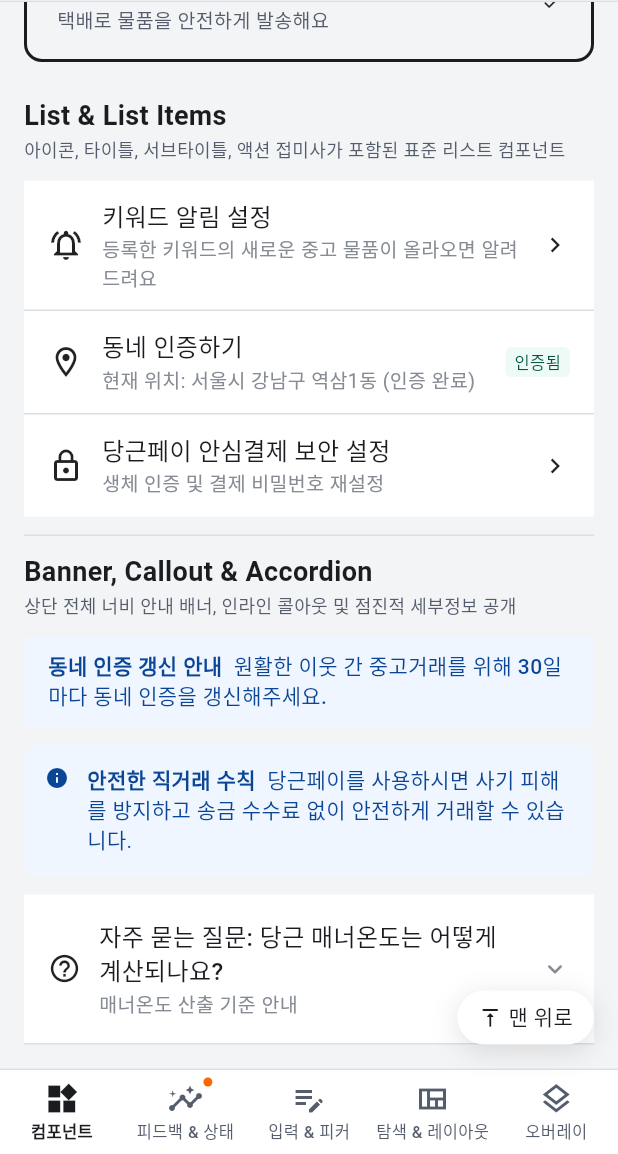
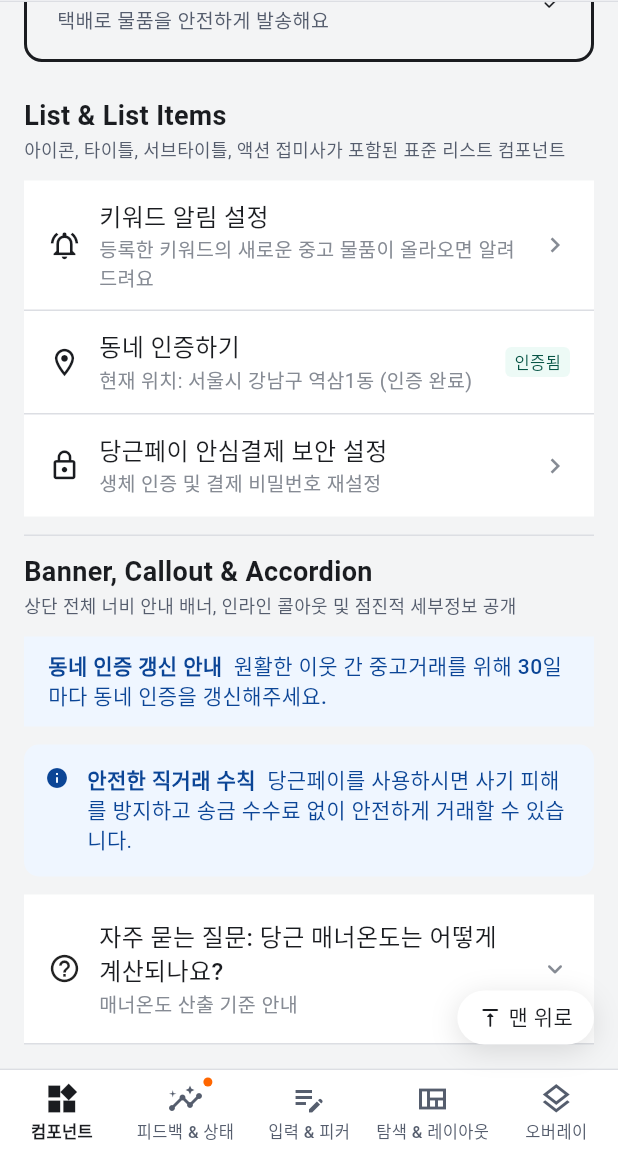
Before and after one commit to kjm0202/seed_design, a Flutter app: the screen it shows after launch, scrolled down 1014 dp, on a phone screen of 412 x 824 dp, the part 82-1236 px from its top. Run offline on Flutter 3.47's test engine with Material 3 defaults, Android fonts, the light colour scheme and no system bars; our stand-ins replace material_ui.

```diff
--- a/lib/src/components/list/seed_list.dart
+++ b/lib/src/components/list/seed_list.dart
@@ -1,8 +1,8 @@
 import 'package:material_ui/material_ui.dart';
 
 import '../../foundations/dimensions/seed_dimension.dart';
+import '../../foundations/feedback/seed_scale_feedback.dart';
 import '../../foundations/motion/seed_motion.dart';
-import '../../foundations/feedback/seed_scale_feedback.dart';
 import '../../theme/seed_theme.dart';
 import '../layout/seed_divider.dart';
 
@@ -13,7 +13,7 @@ enum SeedListItemAlign { center, top }
 ///
 /// Features prefix slot (avatar/icon), title, detail (subtitle),
 /// suffix slot (chevron, switch, badge), highlighted state,
-/// and pressed feedback.
+/// and pressed feedback with margin/radius motion.
 class SeedListItem extends StatelessWidget {
   final Widget? title;
   final String? titleText;
@@ -21,6 +21,7 @@ class SeedListItem extends StatelessWidget {
   final String? detailText;
   final Widget? prefix;
   final Widget? suffix;
+  final String? suffixText;
   final SeedListItemAlign align;
   final bool highlighted;
   final bool enabled;
@@ -36,6 +37,7 @@ class SeedListItem extends StatelessWidget {
     this.detailText,
     this.prefix,
     this.suffix,
+    this.suffixText,
     this.align = SeedListItemAlign.center,
     this.highlighted = false,
     this.enabled = true,
@@ -75,12 +77,20 @@ class SeedListItem extends StatelessWidget {
               )
             : null);
 
+    final Widget? suffixTextWidget = suffixText != null
+        ? Text(
+            suffixText!,
+            style: typography.t5Regular.copyWith(
+              color: enabled ? colors.fg.neutralSubtle : colors.fg.disabled,
+            ),
+          )
+        : null;
+
     return Column(
       mainAxisSize: MainAxisSize.min,
       children: [
         SeedPressable(
           enabled: enabled && onTap != null,
-          enableScale: false, // In SEED list items, background pressed color is used without root scale distortion
           onTap: onTap,
           builder: (context, isPressed) {
             Color bgColor = colors.bg.transparent;
@@ -94,9 +104,17 @@ class SeedListItem extends StatelessWidget {
             }
 
             return AnimatedContainer(
-              duration: SeedDuration.colorTransition,
+              duration: SeedDuration.d3,
               curve: SeedCurves.easing,
+              margin: EdgeInsets.symmetric(
+                horizontal: isPressed ? SeedDimension.x1_5 : 0,
+              ),
+              decoration: BoxDecoration(
                 color: bgColor,
+                borderRadius: BorderRadius.circular(
+                  isPressed ? SeedDimension.x2_5 : 0,
+                ),
+              ),
               padding: padding,
               child: Row(
                 crossAxisAlignment: align == SeedListItemAlign.center
@@ -104,10 +122,18 @@ class SeedListItem extends StatelessWidget {
                     : CrossAxisAlignment.start,
                 children: [
                   if (prefix != null) ...[
-                    prefix!,
+                    IconTheme(
+                      data: IconThemeData(
+                        size: 22.0,
+                        color: enabled ? colors.fg.neutral : colors.fg.disabled,
+                      ),
+                      child: prefix!,
+                    ),
                     const SizedBox(width: SeedDimension.x3),
                   ],
                   Expanded(
+                    child: Padding(
+                      padding: const EdgeInsets.only(right: SeedDimension.x2_5),
                       child: Column(
                         crossAxisAlignment: CrossAxisAlignment.start,
                         mainAxisSize: MainAxisSize.min,
@@ -120,9 +146,27 @@ class SeedListItem extends StatelessWidget {
                         ],
                       ),
                     ),
-                  if (suffix != null) ...[
-                    const SizedBox(width: SeedDimension.x3),
-                    suffix!,
+                  ),
+                  if (suffixTextWidget != null || suffix != null) ...[
+                    Row(
+                      mainAxisSize: MainAxisSize.min,
+                      crossAxisAlignment: CrossAxisAlignment.center,
+                      children: [
+                        ?suffixTextWidget,
+                        if (suffixTextWidget != null && suffix != null)
+                          const SizedBox(width: SeedDimension.x1),
+                        if (suffix != null)
+                          IconTheme(
+                            data: IconThemeData(
+                              size: 18.0,
+                              color: enabled
+                                  ? colors.fg.neutralSubtle
+                                  : colors.fg.disabled,
+                            ),
+                            child: suffix!,
+                          ),
+                      ],
+                    ),
                   ],
                 ],
               ),
@@ -148,7 +192,17 @@ class SeedList extends StatelessWidget {
 
     return Container(
       color: colors.bg.layerDefault,
-      child: Column(mainAxisSize: MainAxisSize.min, children: children),
+      child: Column(
+        mainAxisSize: MainAxisSize.min,
+        children: [
+          for (int i = 0; i < children.length; i++)
+            if (children[i] is SeedListItem && !showDividers)
+              // If parent controls divider visibility
+              children[i]
+            else
+              children[i],
+        ],
+      ),
     );
   }
 }
```
Also changed, not shown: lib/src/components/layout/seed_avatar.dart (+53 -3 lines), lib/src/components/layout/seed_content_placeholder.dart (+69 -20 lines), lib/src/components/navigation/seed_table_pagination.dart (+30 -11 lines). Lines whose indentation alone changed are shown as unchanged.
